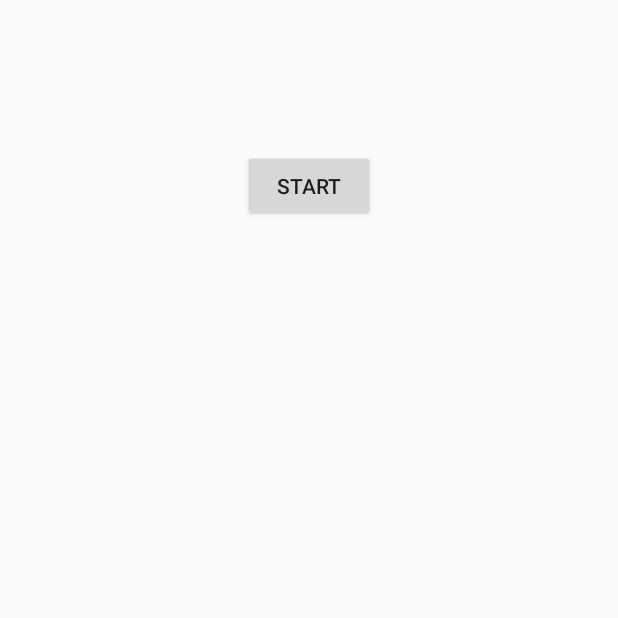
After one commit to FBL10/Kanji, an Android app: the MenuActivity screen opened directly, with no data from a screen before it, on a phone screen of 412 x 824 dp, the top half of it. The commit adds this screen. Run offline under Robolectric (Android 15) with nearby library versions, the phone set to English and light mode, and no system bars.

Commit message:
main menu activity

```diff
--- /dev/null
+++ b/app/src/main/java/com/example/myapplication/MenuActivity.java
@@ -0,0 +1,21 @@
+package com.example.myapplication;
+
+import androidx.appcompat.app.AppCompatActivity;
+
+import android.content.Intent;
+import android.os.Bundle;
+import android.view.View;
+
+public class MenuActivity extends AppCompatActivity {
+
+    @Override
+    protected void onCreate(Bundle savedInstanceState) {
+        super.onCreate(savedInstanceState);
+        setContentView(R.layout.activity_menu);
+    }
+
+    public void start_button_click(View v) {
+        Intent start_main = new Intent(this, MainActivity.class);
+        startActivity(start_main);
+    }
+}
--- /dev/null
+++ b/app/src/main/res/layout/activity_menu.xml
@@ -0,0 +1,19 @@
+<?xml version="1.0" encoding="utf-8"?>
+<androidx.constraintlayout.widget.ConstraintLayout xmlns:android="http://schemas.android.com/apk/res/android"
+    xmlns:app="http://schemas.android.com/apk/res-auto"
+    xmlns:tools="http://schemas.android.com/tools"
+    android:layout_width="match_parent"
+    android:layout_height="match_parent"
+    tools:context=".MenuActivity">
+
+    <Button
+        android:id="@+id/start_button"
+        android:layout_width="wrap_content"
+        android:layout_height="wrap_content"
+        android:layout_marginTop="100dp"
+        android:onClick="start_button_click"
+        android:text="START"
+        app:layout_constraintEnd_toEndOf="parent"
+        app:layout_constraintStart_toStartOf="parent"
+        app:layout_constraintTop_toTopOf="parent" />
+</androidx.constraintlayout.widget.ConstraintLayout>
```
Also changed, not shown: app/src/main/AndroidManifest.xml (+10 -3 lines), app/src/main/java/com/example/myapplication/MainActivity.java (+12 -0 lines), app/src/main/res/layout/activity_main.xml (+16 -3 lines), app/src/main/res/drawable/menu_icon.jpg (added).
